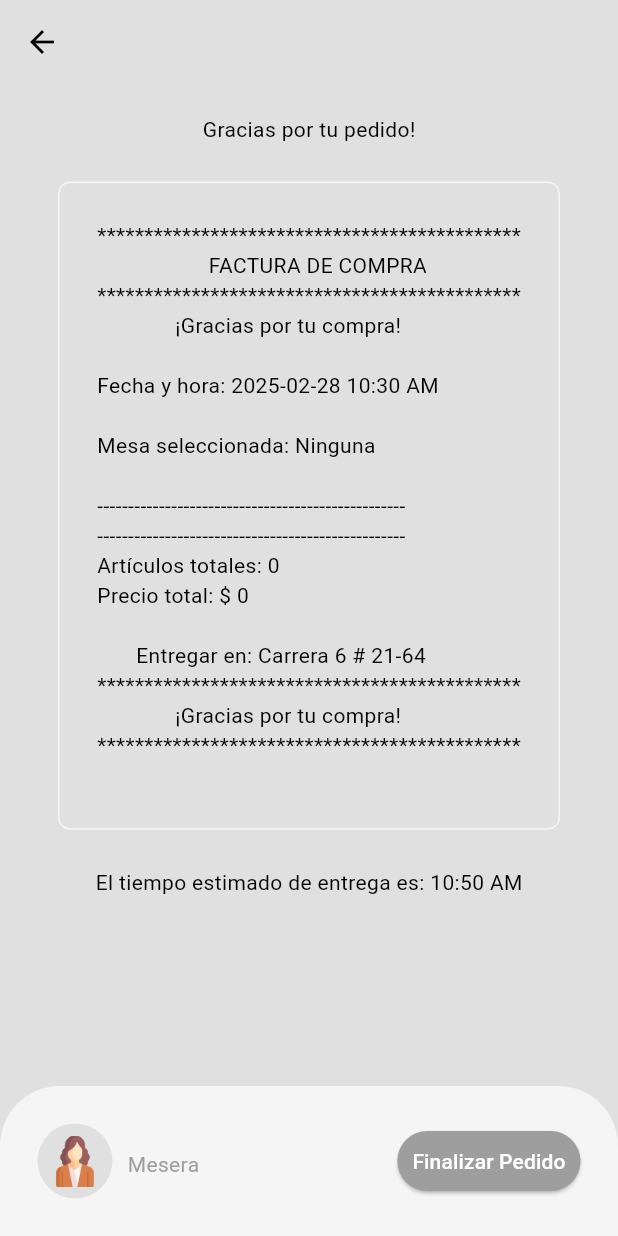
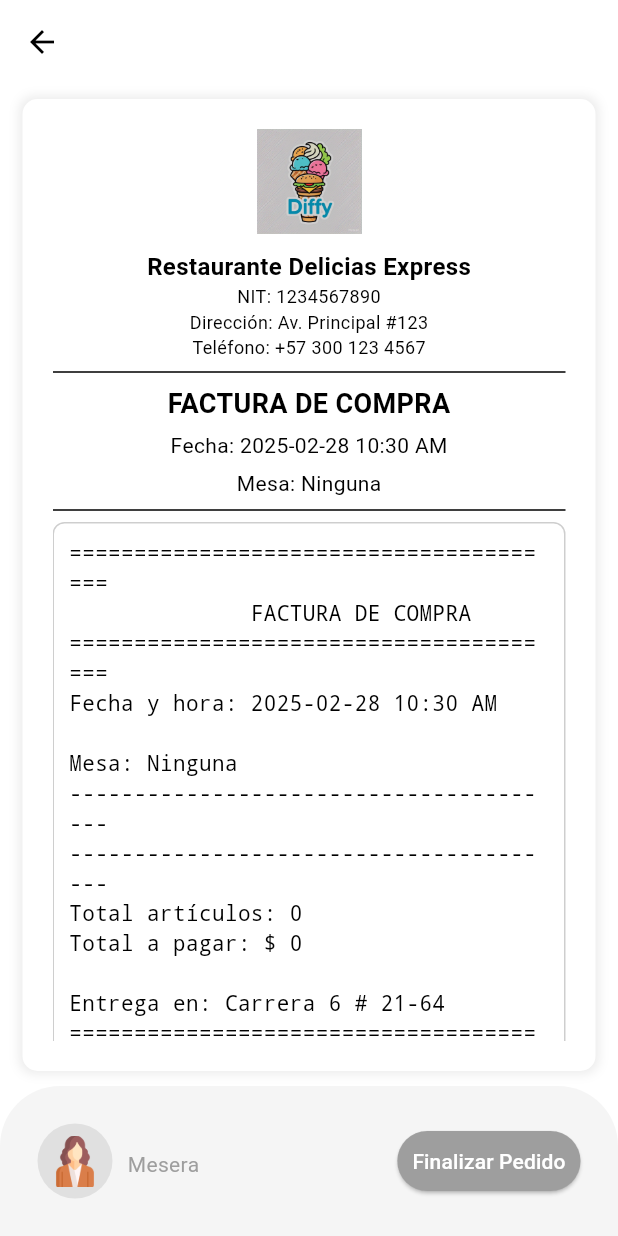
Before and after one commit to carlos19-a11/FoodApp, a Flutter app: the DeliveryProgressPage screen opened directly, on a phone screen of 412 x 824 dp. Run offline on Flutter 3.47's test engine with Material 3 defaults, Android fonts, the phone set to English and light mode, and no system bars; drawn by our look-alikes of screenshot; our stand-ins replace cloud_firestore, firebase_auth, firebase_core, lottie, share_plus, table_calendar; accounts and stored records are empty.

Commit message:
Mejorar diseño de factura y modulo de pedidos

```diff
--- a/lib/components/my_receipt.dart
+++ b/lib/components/my_receipt.dart
@@ -4,47 +4,96 @@ import 'package:provider/provider.dart';
 import 'package:intl/intl.dart';
 
 class MyReceipt extends StatelessWidget {
-  const MyReceipt({super.key});
+  final GlobalKey globalKey;
+
+  const MyReceipt({super.key, required this.globalKey});
 
   @override
   Widget build(BuildContext context) {
-    // Obtener la hora estimada de entrega
     final currentTime = DateTime.now();
     final deliveryTime = currentTime.add(const Duration(minutes: 20));
     final formattedTime = DateFormat('hh:mm a').format(deliveryTime);
+    final restaurant = context.watch<Restaurant>();
+
+    final currencyFormatter = NumberFormat.currency(
+      locale: 'es_CO', // Locale para Colombia
+      symbol: '\$', // Símbolo de pesos colombianos
+      decimalDigits: 0, // Sin decimales
+      customPattern: '¤ #,###', // Mostrar el símbolo antes
+    );
 
     return Padding(
-      padding: const EdgeInsets.only(left: 10, right: 10, bottom: 10, top: 20),
-      child: SingleChildScrollView(
-        // Hacer el contenido desplazable
-        child: Center(
-          child: Column(
-            mainAxisAlignment: MainAxisAlignment.center,
-            children: [
-              const Text("Gracias por tu pedido!"),
-              const SizedBox(
-                height: 25,
+      padding: const EdgeInsets.symmetric(horizontal: 15, vertical: 10),
+      child: RepaintBoundary(
+        // 🔥 Se captura solo esto
+        key: globalKey,
+        child: Container(
+          padding: const EdgeInsets.all(20),
+          decoration: BoxDecoration(
+            color: Colors.white,
+            borderRadius: BorderRadius.circular(10),
+            boxShadow: [
+              BoxShadow(
+                color: Colors.grey.withOpacity(0.2),
+                blurRadius: 5,
+                spreadRadius: 2,
               ),
-              Container(
-                decoration: BoxDecoration(
-                    border: Border.all(
-                        color: Theme.of(context).colorScheme.secondary),
-                    borderRadius: BorderRadius.circular(8)),
-                padding: const EdgeInsets.all(25),
-                child: Consumer<Restaurant>(
-                  builder: (context, restaurant, child) {
-                    return Text(
-                      restaurant.displayCartReceipt(),
-                    );
-                  },
+            ],
+          ),
+          child: SingleChildScrollView(
+            physics: const BouncingScrollPhysics(),
+            child: Column(
+              crossAxisAlignment: CrossAxisAlignment.center,
+              children: [
+                Image.asset('assets/images/animaciones/dufffy.png', height: 70),
+                const SizedBox(height: 10),
+                Text("Restaurante Delicias Express",
+                    style:
+                        TextStyle(fontSize: 16, fontWeight: FontWeight.bold)),
+                Text("NIT: 1234567890", style: TextStyle(fontSize: 12)),
+                Text("Dirección: Av. Principal #123",
+                    style: TextStyle(fontSize: 12)),
+                Text("Teléfono: +57 300 123 4567",
+                    style: TextStyle(fontSize: 12)),
+                const Divider(),
+                Text("FACTURA DE COMPRA",
+                    style:
+                        TextStyle(fontSize: 18, fontWeight: FontWeight.bold)),
+                const SizedBox(height: 5),
+                Text(
+                    "Fecha: ${DateFormat('yyyy-MM-dd hh:mm a').format(currentTime)}",
+                    style: TextStyle(fontSize: 14)),
+                const SizedBox(height: 5),
+                Text("Mesa: ${restaurant.selectedTable ?? 'Ninguna'}",
+                    style: TextStyle(fontSize: 14)),
+                const Divider(),
+                Container(
+                  padding: const EdgeInsets.all(10),
+                  decoration: BoxDecoration(
+                    border: Border.all(color: Colors.grey.withOpacity(0.5)),
+                    borderRadius: BorderRadius.circular(8),
+                  ),
+                  child: Text(restaurant.displayCartReceipt(),
+                      style: const TextStyle(
+                          fontSize: 14, fontFamily: 'monospace')),
                 ),
-              ),
-              const SizedBox(
-                height: 25,
-              ),
-              // Mostrar la hora estimada de entrega
-              Text("El tiempo estimado de entrega es: $formattedTime"),
-            ],
+                const SizedBox(height: 10),
+                const Divider(),
+                Text(
+                    "Total: ${currencyFormatter.format(restaurant.getTotalPrice())}",
+                    style:
+                        TextStyle(fontSize: 16, fontWeight: FontWeight.bold)),
+                const SizedBox(height: 10),
+                Text("Tiempo estimado de entrega: $formattedTime",
+                    style:
+                        TextStyle(fontSize: 14, fontStyle: FontStyle.italic)),
+                const SizedBox(height: 10),
+                const Divider(),
+                Text("¡Gracias por tu compra!",
+                    style:
+                        TextStyle(fontSize: 16, fontWeight: FontWeight.bold)),
+              ],
+            ),
           ),
         ),
       ),
--- a/lib/models/restaurant.dart
+++ b/lib/models/restaurant.dart
@@ -573,57 +573,35 @@ class Restaurant extends ChangeNotifier {
 // Generar el recibo
   String displayCartReceipt() {
     final receipt = StringBuffer();
+    receipt.writeln("=======================================");
+    receipt.writeln(_centerText("FACTURA DE COMPRA"));
+    receipt.writeln("=======================================");
 
-    // Título de la factura
-    receipt.writeln("*********************************************");
-    receipt.writeln(_centerText("            FACTURA DE COMPRA"));
-    receipt.writeln("*********************************************");
-    receipt.writeln(_centerText("       ¡Gracias por tu compra!"));
-    receipt.writeln();
-
-    // Fecha y hora de emisión
     String formattedDate =
         DateFormat('yyyy-MM-dd hh:mm a').format(DateTime.now());
-    receipt.writeln("Fecha y hora: $formattedDate");
-    receipt.writeln();
+    receipt.writeln("Fecha y hora: $formattedDate\n");
 
-    // Mostrar mesa seleccionada (si existe)
-    if (_selectedTable != null) {
-      receipt.writeln("Mesa seleccionada: $_selectedTable");
-      receipt.writeln();
-    } else {
-      receipt.writeln("Mesa seleccionada: Ninguna");
-      receipt.writeln();
-    }
+    receipt.writeln("Mesa: ${_selectedTable ?? 'Ninguna'}");
+    receipt.writeln("---------------------------------------");
 
-    receipt.writeln("--------------------------------------------------");
+    for (final cartItem in _cart) {
+      receipt.writeln(
+          "${cartItem.quantity} x ${cartItem.food.name.padRight(20)} ${_formatPrice(cartItem.food.price)}");
 
-    // Imprimir los artículos del carrito
-    for (final cartItem in _cart) {
-      // Alinear cantidad, nombre y precio de los productos
-      receipt.writeln(
-          "${cartItem.quantity.toString().padLeft(2)} x ${cartItem.food.name.padRight(25)} ${_formatPrice(cartItem.food.price)}");
-
-      // Imprimir complementos si los hay
       if (cartItem.selectedAddons.isNotEmpty) {
         receipt.writeln(
             "  Complementos: ${_formatAddons(cartItem.selectedAddons)}");
       }
     }
 
-    receipt.writeln("--------------------------------------------------");
+    receipt.writeln("---------------------------------------");
+    receipt.writeln("Total artículos: ${getTotalItemCount()}");
+    receipt.writeln("Total a pagar: ${_formatPrice(getTotalPrice())}\n");
 
-    // Mostrar total de artículos y precio total
-    receipt.writeln("Artículos totales: ${getTotalItemCount()}");
-    receipt.writeln("Precio total: ${_formatPrice(getTotalPrice())}");
-    receipt.writeln();
-
-    // Dirección de entrega
-    receipt.writeln(_centerText("Entregar en: $deliveryAddress"));
-
-    receipt.writeln("*********************************************");
-    receipt.writeln(_centerText("       ¡Gracias por tu compra!"));
-    receipt.writeln("*********************************************");
+    receipt.writeln("Entrega en: $deliveryAddress");
+    receipt.writeln("=======================================");
+    receipt.writeln(_centerText("¡Gracias por tu compra!"));
+    receipt.writeln("=======================================");
 
     return receipt.toString();
   }
--- a/lib/page/delivery_progress_page.dart
+++ b/lib/page/delivery_progress_page.dart
@@ -1,44 +1,46 @@
 import 'dart:typed_data';
 import 'dart:io';
-import 'package:flutter/cupertino.dart';
+import 'dart:ui';
 import 'package:flutter/material.dart';
+import 'package:flutter/rendering.dart';
 import 'package:food_delivery/components/my_receipt.dart';
-import 'package:food_delivery/models/cartmodel.dart';
 import 'package:food_delivery/models/restaurant.dart';
 import 'package:food_delivery/page/dailyorderspage.dart';
-import 'package:food_delivery/page/home_page.dart';
 import 'package:path_provider/path_provider.dart';
 import 'package:provider/provider.dart';
 import 'package:screenshot/screenshot.dart';
 import 'package:share_plus/share_plus.dart';
 
 class DeliveryProgressPage extends StatefulWidget {
-  DeliveryProgressPage({super.key});
-
   @override
   State<DeliveryProgressPage> createState() => _DeliveryProgressPageState();
 }
 
 class _DeliveryProgressPageState extends State<DeliveryProgressPage> {
-  final ScreenshotController _screenshotController = ScreenshotController();
+  final GlobalKey _globalKey = GlobalKey(); // Clave global para capturar
 
   Future<void> _captureAndShareScreenshot() async {
     try {
-      // Captura la pantalla como un archivo de bytes
-      final Uint8List? image = await _screenshotController.capture();
-      if (image == null) return;
+      await Future.delayed(
+          const Duration(milliseconds: 500)); // Esperar renderizado
 
-      // Guarda la imagen temporalmente
+      RenderRepaintBoundary? boundary = _globalKey.currentContext
+          ?.findRenderObject() as RenderRepaintBoundary?;
+      if (boundary == null) {
+        print("Error: No se pudo capturar la factura.");
+        return;
+      }
+
+      final image = await boundary.toImage(pixelRatio: 3.0);
+      final byteData = await image.toByteData(format: ImageByteFormat.png);
+      final Uint8List pngBytes = byteData!.buffer.asUint8List();
+
       final tempDir = await getTemporaryDirectory();
       final imagePath =
-          await File('${tempDir.path}/screenshot.png').writeAsBytes(image);
+          await File('${tempDir.path}/factura.png').writeAsBytes(pngBytes);
 
-      // Comparte la imagen con opciones avanzadas
-      await Share.shareXFiles(
-        [XFile(imagePath.path)],
-        text: '¡Mira esta captura!',
-        subject: 'Detalle del pedido',
-      );
+      await Share.shareXFiles([XFile(imagePath.path)],
+          text: '¡Factura de compra!', subject: 'Detalle del pedido');
     } catch (e) {
       print('Error al compartir captura: $e');
     }
@@ -49,20 +51,13 @@ class _DeliveryProgressPageState extends State<DeliveryProgressPage> {
     final userEmail = context.watch<UserModel>().email;
 
     return Scaffold(
-      backgroundColor: Theme.of(context).colorScheme.background,
+      backgroundColor: Colors.white,
       appBar: AppBar(
-        backgroundColor: Colors.transparent,
+        backgroundColor: Colors.white,
       ),
       bottomNavigationBar: _buildBottomNavBar(context, userEmail),
-      body: Screenshot(
-        controller: _screenshotController,
-        child: SingleChildScrollView(
-          child: Column(
-            children: [
-              MyReceipt(),
-            ],
-          ),
-        ),
+      body: Center(
+        child: MyReceipt(globalKey: _globalKey), // Pasamos la clave aquí
       ),
     );
   }
@@ -80,7 +75,6 @@ class _DeliveryProgressPageState extends State<DeliveryProgressPage> {
       padding: const EdgeInsets.all(25),
       child: Row(
         children: [
-          // Reemplazar el ícono por una imagen
           Container(
             decoration: BoxDecoration(
               color: Theme.of(context).colorScheme.background,
@@ -113,26 +107,14 @@ class _DeliveryProgressPageState extends State<DeliveryProgressPage> {
             ],
           ),
           const Spacer(),
-          // Botón de "Finalizar Pedido" con captura y compartir
           ElevatedButton(
             onPressed: () async {
-              // Primero capturamos y compartimos la captura de pantalla
-              await _captureAndShareScreenshot();
-
-              // Luego obtenemos el correo del usuario
-              final userEmail = context.read<UserModel>().email;
-              final selectedTable =
-                  'Mesa 1'; // Reemplazar por la selección real del usuario
-
-              // Agregar el pedido al modelo Restaurant
+              await _captureAndShareScreenshot(); // Captura solo la factura
+              final selectedTable = 'Mesa 1';
               context.read<Restaurant>().addOrder(userEmail, selectedTable);
-
-              // Navegar a la pantalla de pedidos
               Navigator.pushReplacement(
                 context,
-                MaterialPageRoute(
-                  builder: (context) => OrdersPage(),
-                ),
+                MaterialPageRoute(builder: (context) => OrdersPage()),
               );
             },
             style: ElevatedButton.styleFrom(
```
Also changed, not shown: assets/images/animaciones/dufffy.png (added), web_entrypoint.dart (added), 1 other file.
